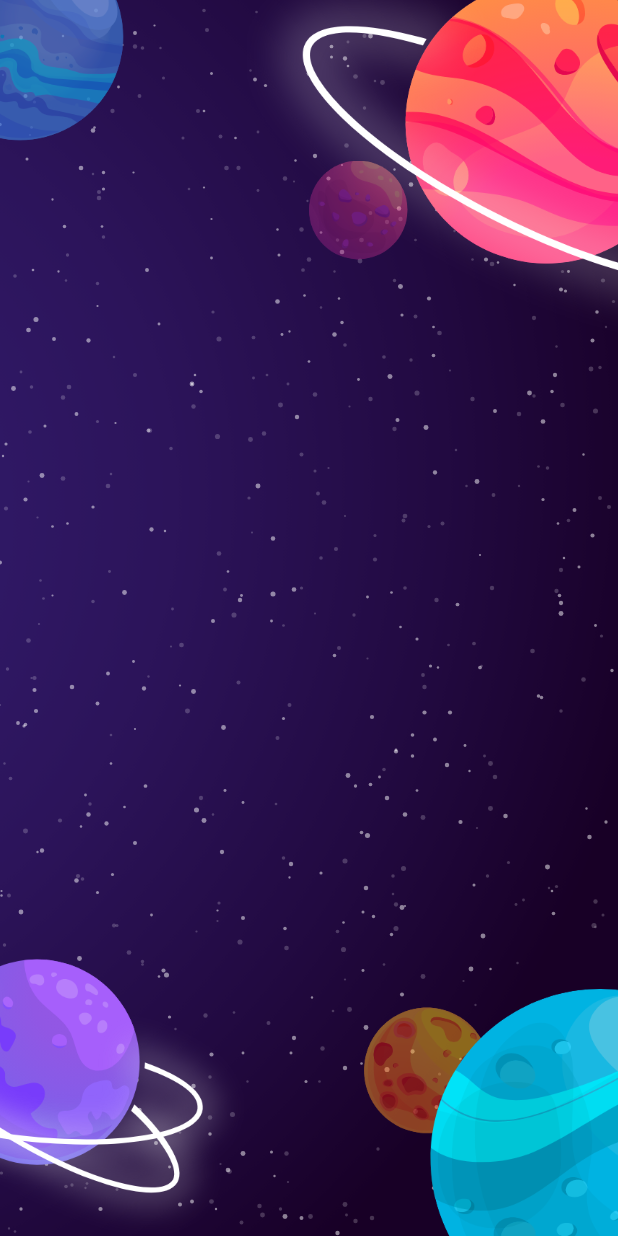
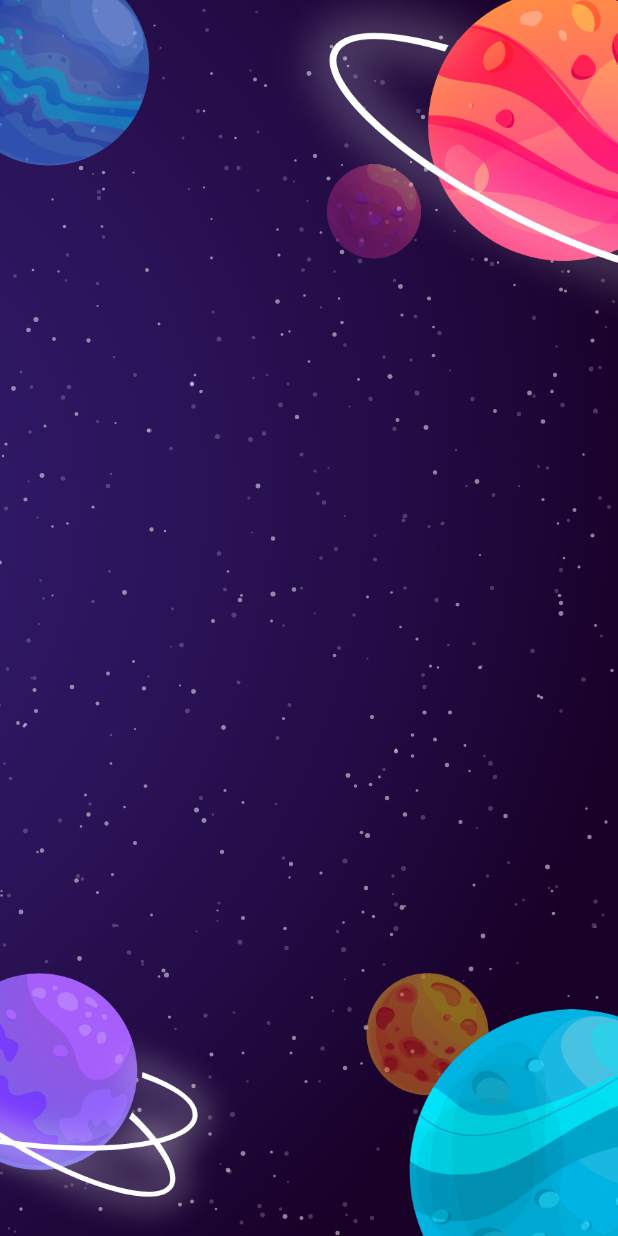
Before and after one commit to Roaa94/dashtronaut, a Flutter app: the screen it shows after launch, on a phone screen of 412 x 824 dp. Run offline on Flutter 3.47's test engine with Material 2 defaults, Android fonts, the phone set to English and light mode, and no system bars; our stand-ins replace equatable, sensors_plus.

Commit message:
major refactoring on background and background layer code

```diff
--- a/lib/models/background.dart
+++ b/lib/models/background.dart
@@ -1,6 +1,5 @@
 import 'package:flutter/material.dart';
 import 'package:flutter_puzzle_hack/models/background_layer.dart';
-import 'package:flutter_puzzle_hack/models/position.dart';
 
 class Background {
   static const int totalStarsCount = 300;
@@ -10,71 +9,14 @@ class Background {
     BackgroundLayerType.topLeftPlanet,
     BackgroundLayerType.topBgPlanet,
     BackgroundLayerType.bottomLeftPlanet,
+    BackgroundLayerType.bottomBgPlanet,
     BackgroundLayerType.bottomRightPlanet,
-    BackgroundLayerType.bottomBgPlanet,
   ];
 
-  static Map<BackgroundLayerType, String> backgroundLayerAssetUrls = {
-    BackgroundLayerType.topRightPlanet: 'assets/images/background/top-right-planet.png',
-    BackgroundLayerType.topLeftPlanet: 'assets/images/background/top-left-planet.png',
-    BackgroundLayerType.topBgPlanet: 'assets/images/background/top-bg-planet.png',
-    BackgroundLayerType.bottomLeftPlanet: 'assets/images/background/bottom-left-planet.png',
-    BackgroundLayerType.bottomRightPlanet: 'assets/images/background/bottom-bg-planet.png',
-    BackgroundLayerType.bottomBgPlanet: 'assets/images/background/bottom-right-planet.png',
-  };
-
-  static Size getLayerSize(Size screenSize, BackgroundLayerType type, {bool flipped = false}) {
-    Size _dynamicScreenSize = flipped ? screenSize.flipped : screenSize;
-
-    switch (type) {
-      case BackgroundLayerType.topRightPlanet:
-        return Size(_dynamicScreenSize.width * 0.9, _dynamicScreenSize.height * 0.3);
-      case BackgroundLayerType.topLeftPlanet:
-        return Size(_dynamicScreenSize.width * 0.36, _dynamicScreenSize.height * 0.16);
-      case BackgroundLayerType.topBgPlanet:
-        return Size(_dynamicScreenSize.width * 0.16, _dynamicScreenSize.height * 0.16);
-      case BackgroundLayerType.bottomLeftPlanet:
-        return Size(_dynamicScreenSize.width * 0.7, _dynamicScreenSize.height * 0.23);
-      case BackgroundLayerType.bottomRightPlanet:
-        return Size(_dynamicScreenSize.width * 0.28, _dynamicScreenSize.height * 0.25);
-      case BackgroundLayerType.bottomBgPlanet:
-        return Size(_dynamicScreenSize.width * 0.7, _dynamicScreenSize.height * 0.25);
-      default:
-        return Size.zero;
-    }
-  }
-
-  static Position getLayerPosition(Size screenSize, BackgroundLayerType type) {
-    switch (type) {
-      case BackgroundLayerType.topRightPlanet:
-        return Position(left: screenSize.width * 0.4, top: -screenSize.height * 0.031);
-      case BackgroundLayerType.topLeftPlanet:
-        return Position(left: -screenSize.width * 0.15, top: -screenSize.height * 0.06);
-      case BackgroundLayerType.topBgPlanet:
-        return Position(left: screenSize.width * 0.5, top: screenSize.height * 0.13);
-      case BackgroundLayerType.bottomLeftPlanet:
-        return Position(left: -screenSize.width * 0.3, top: screenSize.height * 0.75);
-      case BackgroundLayerType.bottomRightPlanet:
-        return Position(left: screenSize.width * 0.56, top: screenSize.height * 0.8);
-      case BackgroundLayerType.bottomBgPlanet:
-        return Position(left: screenSize.width * 0.63, top: screenSize.height * 0.8);
-    }
-  }
-
-  static List<BackgroundLayer> getLayers(Size screenSize, Orientation screenOrientation) {
+  static List<BackgroundLayer> getLayers(BuildContext context) {
     return List.generate(
       backgroundLayerTypes.length,
-      (i) {
-        Size layerSize = getLayerSize(screenSize, backgroundLayerTypes[i], flipped: screenOrientation == Orientation.landscape);
-        Position layerPosition = getLayerPosition(screenSize, backgroundLayerTypes[i]);
-
-        return BackgroundLayer(
-          type: backgroundLayerTypes[i],
-          assetUrl: backgroundLayerAssetUrls[backgroundLayerTypes[i]]!,
-          size: layerSize,
-          position: layerPosition,
-        );
-      },
+      (i) => BackgroundLayer(context, type: backgroundLayerTypes[i]),
     );
   }
 }
--- a/lib/models/background_layer.dart
+++ b/lib/models/background_layer.dart
@@ -11,15 +11,64 @@ enum BackgroundLayerType {
 }
 
 class BackgroundLayer {
+  BuildContext context;
   BackgroundLayerType type;
-  String assetUrl;
-  Position position;
-  Size size;
 
-  BackgroundLayer({
+  BackgroundLayer(
+    this.context, {
     required this.type,
-    required this.assetUrl,
-    required this.position,
-    required this.size,
   });
+
+  String get assetUrl => 'assets/images/background/${type.name}.png';
+
+  Size get size {
+    switch (type) {
+      case BackgroundLayerType.topRightPlanet:
+        return const Size(356, 241);
+      case BackgroundLayerType.topLeftPlanet:
+        return const Size(144, 142);
+      case BackgroundLayerType.topBgPlanet:
+        return const Size(63, 63);
+      case BackgroundLayerType.bottomLeftPlanet:
+        return const Size(276, 196);
+      case BackgroundLayerType.bottomRightPlanet:
+        return const Size(275, 216);
+      case BackgroundLayerType.bottomBgPlanet:
+        return const Size(112, 104);
+      default:
+        return Size.zero;
+    }
+  }
+
+  Position get position {
+    late Position _position;
+
+    switch (type) {
+      case BackgroundLayerType.topRightPlanet:
+        _position = Position(right: -size.width * 0.36, top: -size.height * 0.08);
+        break;
+      case BackgroundLayerType.topLeftPlanet:
+        _position = Position(left: -size.width * 0.28, top: -size.height * 0.2);
+        break;
+      case BackgroundLayerType.topBgPlanet:
+        _position = Position(right: size.width * 2.08, top: size.height * 1.74);
+        break;
+      case BackgroundLayerType.bottomLeftPlanet:
+        _position = Position(left: -size.width * 0.42, bottom: 0);
+        break;
+      case BackgroundLayerType.bottomRightPlanet:
+        _position = Position(right: -size.width * 0.4, bottom: -size.height * 0.30);
+        break;
+      case BackgroundLayerType.bottomBgPlanet:
+        _position = Position(right: size.width * 0.6, bottom: size.height * 0.8);
+        break;
+      default:
+        _position = const Position.zero();
+        break;
+    }
+    return _position;
+  }
+
+  @override
+  String toString() => 'BackgroundLayer(type: ${type.name}, size: $size, position: $position, assetUrl: $assetUrl)';
 }
--- a/lib/models/position.dart
+++ b/lib/models/position.dart
@@ -1,24 +1,33 @@
 import 'package:equatable/equatable.dart';
 
 class Position extends Equatable {
-  final double left;
-  final double top;
+  final double? left;
+  final double? top;
+  final double? right;
+  final double? bottom;
 
   const Position({
-    required this.left,
-    required this.top,
+    this.left,
+    this.top,
+    this.right,
+    this.bottom,
   });
 
-  const Position.zero() : left = 0, top = 0;
+  const Position.zero()
+      : left = 0,
+        top = 0,
+        bottom = 0,
+        right = 0;
 
   @override
-  String toString() => 'Left: ${left.toStringAsFixed(2)} | Top: ${top.toStringAsFixed(2)}';
+  String toString() =>
+      '${top?.toStringAsFixed(2)}, ${right?.toStringAsFixed(2)}, ${bottom?.toStringAsFixed(2)}, ${left?.toStringAsFixed(2)}';
 
   bool isBetween(Position a, Position b) {
-    return (left >= a.left && left <= b.left && top >= a.top && top <= b.top) || (left >= b.left && left <= a.left && top >= b.top && top <= a.top);
+    assert(left != null && a.left !=null && b.left !=null);
+    assert(top != null && a.top != null && b.top != null);
+    return (left! >= a.left! && left! <= b.left! && top! >= a.top! && top! <= b.top!) || (left! >= b.left! && left! <= a.left! && top! >= b.top! && top! <= a.top!);
   }
-
-  Position get absolute => Position(left: left.abs(), top: top.abs());
 
   @override
   List<Object?> get props => [left, top];
--- a/lib/models/tile.dart
+++ b/lib/models/tile.dart
@@ -22,8 +22,10 @@ class Tile {
   }
 
   bool passedMidPoint(Position _newPosition) {
+    assert(_newPosition.left != null && _newPosition.top != null);
+    assert(position.left != null && _newPosition.top != null);
     double midPoint = width / 5;
-    return (_newPosition.left - position.left).abs() >= midPoint || (_newPosition.top - position.top).abs() >= midPoint;
+    return (_newPosition.left! - position.left!).abs() >= midPoint || (_newPosition.top! - position.top!).abs() >= midPoint;
   }
 
   Tile copyWith({
--- a/lib/presentation/background/widgets/background_wrapper.dart
+++ b/lib/presentation/background/widgets/background_wrapper.dart
@@ -23,9 +23,8 @@ class _BackgroundState extends State<BackgroundWrapper> {
   @override
   Widget build(BuildContext context) {
     Size screenSize = MediaQuery.of(context).size;
-    Size dynamicScreenSize = MediaQuery.of(context).orientation == Orientation.portrait ? screenSize : screenSize.flipped;
 
-    List<BackgroundLayer> _layers = Background.getLayers(screenSize, MediaQuery.of(context).orientation);
+    List<BackgroundLayer> _layers = Background.getLayers(context);
 
     return Scaffold(
       body: Container(
@@ -59,10 +58,13 @@ class _BackgroundState extends State<BackgroundWrapper> {
               _layers.length,
               (i) {
                 Position initialLayerPosition = _layers[i].position;
+                print(_layers[i]);
                 return AnimatedPositioned(
                   duration: const Duration(milliseconds: 100),
                   left: initialLayerPosition.left,
                   top: initialLayerPosition.top,
+                  right: initialLayerPosition.right,
+                  bottom: initialLayerPosition.bottom,
                   child: Image.asset(
                     _layers[i].assetUrl,
                     width: _layers[i].size.width,
--- a/lib/presentation/tile/widgets/tile_wrapper.dart
+++ b/lib/presentation/tile/widgets/tile_wrapper.dart
@@ -62,13 +62,13 @@ class _TileWrapperState extends State<TileWrapper> {
                     }
                   },
                   onHorizontalDragUpdate: (DragUpdateDetails details) {
-                    Position _newPosition = Position(left: tilePosition.left + details.delta.dx, top: tilePosition.top);
+                    Position _newPosition = Position(left: tilePosition.left! + details.delta.dx, top: tilePosition.top);
                     if (puzzleProvider.puzzle.tileIsMovableOnXAxis(_tile) && puzzleProvider.puzzle.tileCanMoveTo(_tile, _newPosition)) {
                       puzzleProvider.setDraggedTilePosition(_tile.value, _newPosition);
                     }
                   },
                   onVerticalDragUpdate: (DragUpdateDetails details) {
-                    Position _newPosition = Position(left: tilePosition.left, top: tilePosition.top + details.delta.dy);
+                    Position _newPosition = Position(left: tilePosition.left, top: tilePosition.top! + details.delta.dy);
                     if (puzzleProvider.puzzle.tileIsMovableOnYAxis(_tile) && puzzleProvider.puzzle.tileCanMoveTo(_tile, _newPosition)) {
                       puzzleProvider.setDraggedTilePosition(_tile.value, _newPosition);
                     }
```
Also changed, not shown: assets/images/background/big-planet.png (deleted), assets/images/background/blue-lights-and-waves.png (deleted), assets/images/background/bottom-stars.png (deleted), assets/images/background/bottomBgPlanet.png (renamed from assets/images/background/bottom-bg-planet.png), assets/images/background/bottomLeftPlanet.png (renamed from assets/images/background/bottom-left-planet.png), assets/images/background/bottomRightPlanet.png (renamed from assets/images/background/bottom-right-planet.png), assets/images/background/light-waves.png (deleted), assets/images/background/moons.png (deleted), assets/images/background/scattered-stars-1.png (deleted), assets/images/background/scattered-stars-2.png (deleted), assets/images/background/top-stars.png (deleted), assets/images/background/topBgPlanet.png (renamed from assets/images/background/top-bg-planet.png), assets/images/background/topLeftPlanet.png (renamed from assets/images/background/top-left-planet.png), assets/images/background/topRightPlanet.png (renamed from assets/images/background/top-right-planet.png).
